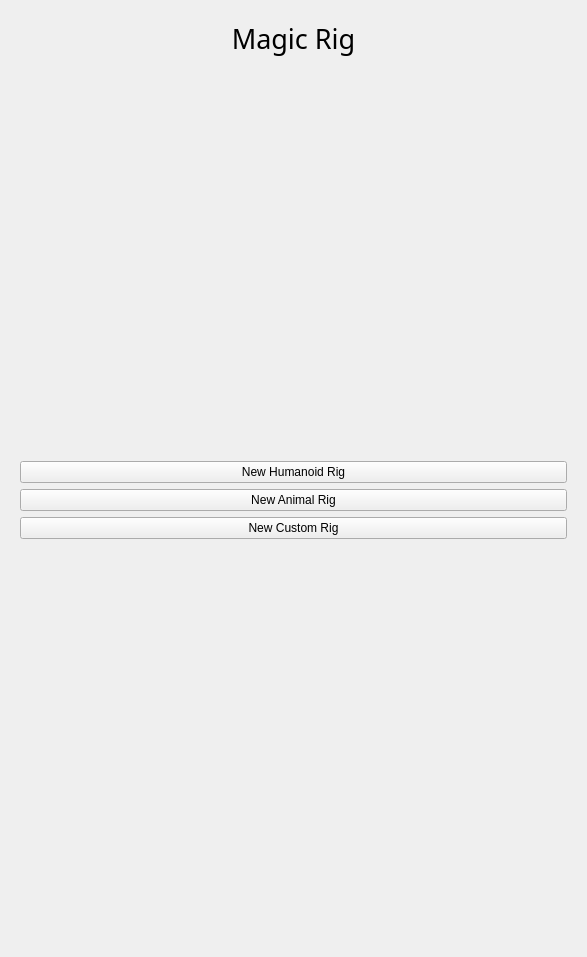
Before: the Qt Designer form window.ui in FX-Wizard/MagicRig, drawn with Qt 5.
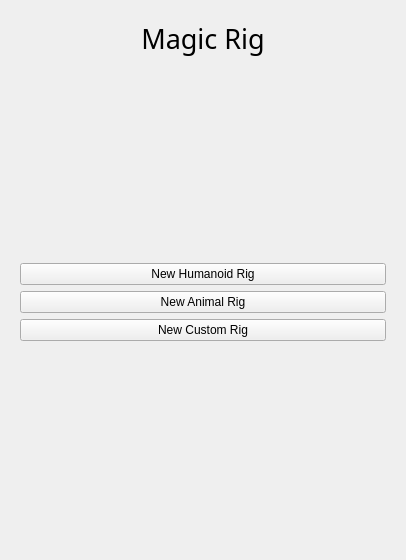
After: the same form once the commit is applied. Icons and pictures are not drawn.

```diff
--- a/window.ui
+++ b/window.ui
@@ -6,8 +6,8 @@
    <rect>
     <x>0</x>
     <y>0</y>
-    <width>587</width>
-    <height>957</height>
+    <width>406</width>
+    <height>560</height>
    </rect>
   </property>
   <property name="windowTitle">
```
